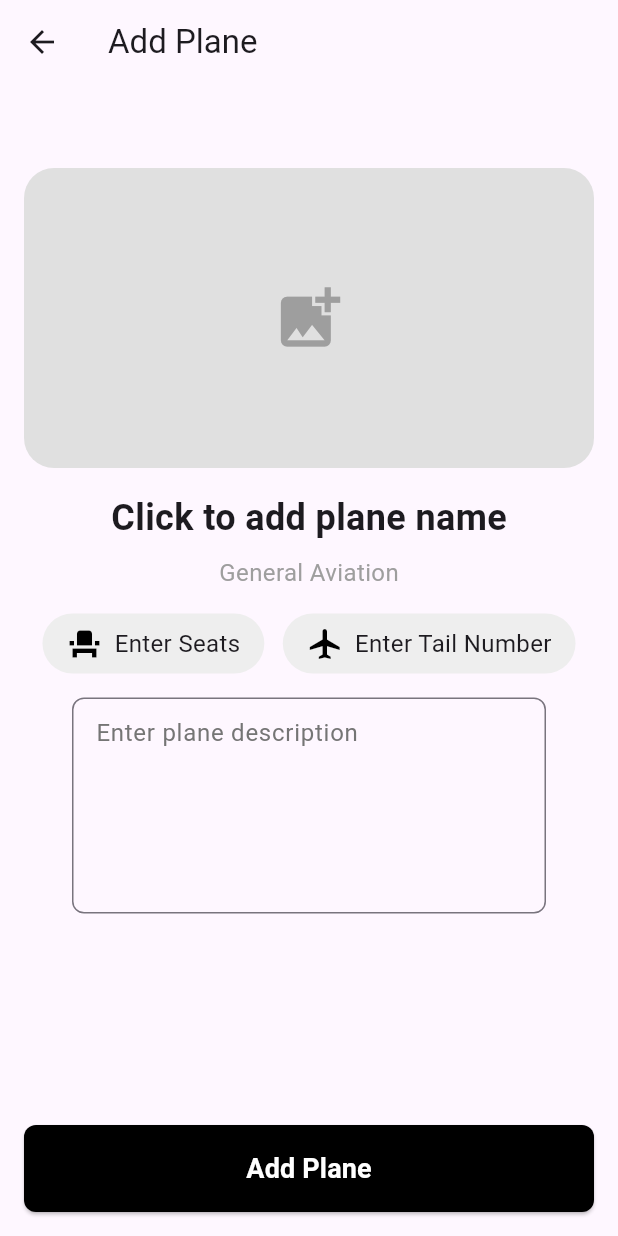
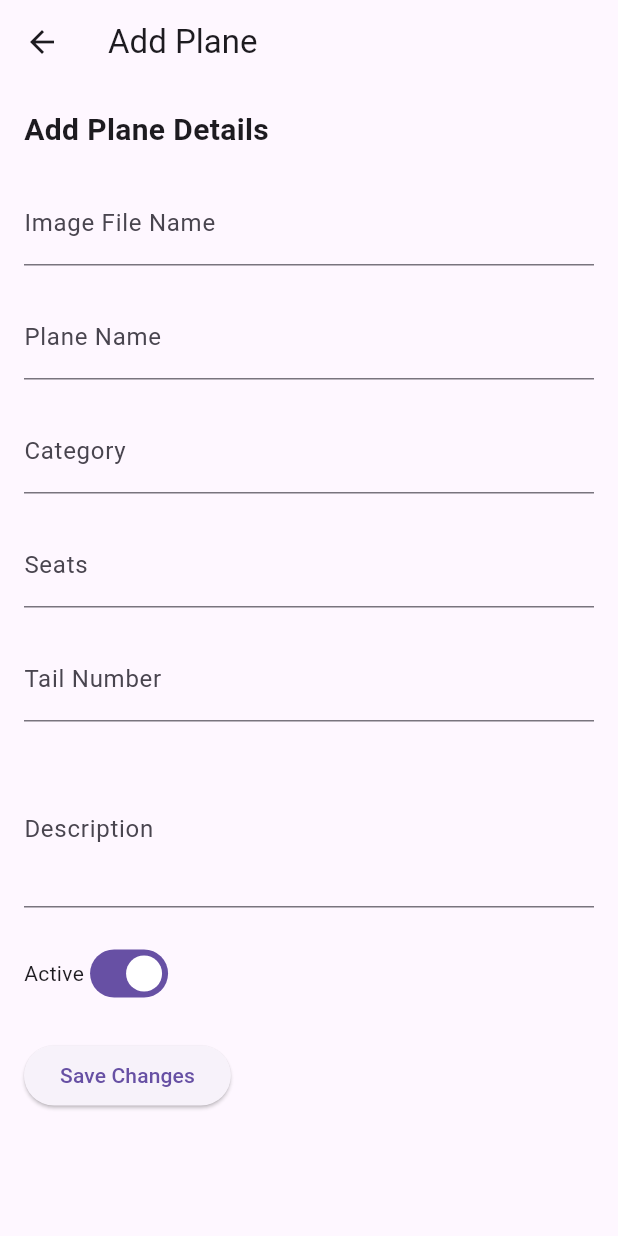
Before and after one commit to Lumichandesu/plane_borrow, a Flutter app: the AddPlane screen opened directly, on a phone screen of 412 x 824 dp. Run offline on Flutter 3.47's test engine with Material 3 defaults, Android fonts, the phone set to English and light mode, and no system bars; our stand-ins replace image_picker, shared_preferences; accounts and stored records are empty.

Commit message:
Add files via upload

```diff
--- a/lib/Desige/Staff/AddPlane.dart
+++ b/lib/Desige/Staff/AddPlane.dart
@@ -1,6 +1,6 @@
-import 'dart:io';
+import 'dart:convert';
 import 'package:flutter/material.dart';
-import 'package:image_picker/image_picker.dart';
+import 'package:http/http.dart' as http;
 
 class AddPlane extends StatefulWidget {
   const AddPlane({super.key});
@@ -10,67 +10,63 @@ class AddPlane extends StatefulWidget {
 }
 
 class _AddPlaneState extends State<AddPlane> {
-  File? _imageFile;
+  final _formKey = GlobalKey<FormState>();
+  final _imageController = TextEditingController();
+
   String _planeName = '';
   String _seats = '';
   String _tailNumber = '';
   String _planeDescription = '';
+  String _category = 'Commercial'; // ค่าเริ่มต้น
+  bool _status = true; // ค่าเริ่มต้นสำหรับสถานะ
 
-  Future<void> _pickImage() async {
-    final ImagePicker picker = ImagePicker();
-    final XFile? pickedFile = await picker.pickImage(source: ImageSource.gallery);
-
-    if (pickedFile != null) {
-      setState(() {
-        _imageFile = File(pickedFile.path);
-      });
-    }
+  @override
+  void dispose() {
+    _imageController.dispose();
+    super.dispose();
   }
 
-  void _showConfirmationDialog() {
-    showDialog(
-      context: context,
-      builder: (BuildContext context) {
-        return AlertDialog(
-          title: const Text('Confirm Plane Details'),
-          content: SingleChildScrollView(
-            child: ListBody(
-              children: [
-                Text('Plane Name: $_planeName'),
-                Text('Seats: $_seats'),
-                Text('Tail Number: $_tailNumber'),
-                Text('Description: $_planeDescription'),
-              ],
-            ),
-          ),
-          actions: <Widget>[
-            TextButton(
-              child: const Text('Cancel'),
-              onPressed: () {
-                Navigator.of(context).pop();
-              },
-            ),
-            TextButton(
-              child: const Text('OK'),
-              onPressed: () {
-                Navigator.of(context).pop();
-                _addPlane();
-              },
-            ),
-          ],
+  Future<void> _addPlane() async {
+    if (!_formKey.currentState!.validate()) return;
+
+    final Map<String, dynamic> planeData = {
+      'planeName': _planeName,
+      'planeTitle': 'General Aviation',
+      'status': _status ? 1 : 0,
+      'category': _category,
+      'seat': _seats,
+      'planeDescription': _planeDescription,
+      'tailNumber': _tailNumber,
+      'image': _imageController.text,
+    };
+
+    const String apiUrl = 'http://192.168.1.5:3000/addplane';
+
+    try {
+      final response = await http.post(
+        Uri.parse(apiUrl),
+        headers: {'Content-Type': 'application/json'},
+        body: jsonEncode(planeData),
+      );
+
+      if (response.statusCode == 200) {
+        final responseData = jsonDecode(response.body);
+        ScaffoldMessenger.of(context).showSnackBar(
+          SnackBar(
+              content:
+                  Text('Plane added successfully: ID ${responseData['id']}')),
         );
-      },
-    );
-  }
-
-  void _addPlane() {
-    print('Plane Added');
-    print(
-        'Name: $_planeName, Seats: $_seats, Tail Number: $_tailNumber, Description: $_planeDescription');
-  }
-
-  void _goBack() {
-    Navigator.pop(context);
+      } else {
+        final error = jsonDecode(response.body)['error'] ?? 'Unknown error';
+        ScaffoldMessenger.of(context).showSnackBar(
+          SnackBar(content: Text('Failed to add plane: $error')),
+        );
+      }
+    } catch (e) {
+      ScaffoldMessenger.of(context).showSnackBar(
+        SnackBar(content: Text('Error: $e')),
+      );
+    }
   }
 
   @override
@@ -78,195 +74,103 @@ class _AddPlaneState extends State<AddPlane> {
     return Scaffold(
       appBar: AppBar(
         title: const Text('Add Plane'),
-        leading: IconButton(
-          icon: const Icon(Icons.arrow_back),
-          onPressed: _goBack,
-        ),
       ),
-      body: Stack(
-        children: [
-          Positioned(
-            top: 40,
-            left: 16,
-            right: 16,
-            child: SingleChildScrollView(
-              padding: const EdgeInsets.symmetric(vertical: 16),
-              child: Column(
-                children: [
-                  GestureDetector(
-                    onTap: _pickImage,
-                    child: Container(
-                      height: 200,
-                      width: double.infinity,
-                      decoration: BoxDecoration(
-                        color: Colors.grey.shade300,
-                        borderRadius: BorderRadius.circular(20),
-                      ),
-                      child: _imageFile != null
-                          ? ClipRRect(
-                              borderRadius: BorderRadius.circular(20),
-                              child: Image.file(
-                                _imageFile!,
-                                height: 200,
-                                fit: BoxFit.cover,
-                                width: double.infinity,
-                              ),
-                            )
-                          : const Center(
-                              child: Icon(
-                                Icons.add_photo_alternate,
-                                color: Colors.grey,
-                                size: 50,
-                              ),
-                            ),
-                    ),
-                  ),
-                  const SizedBox(height: 16),
-                  GestureDetector(
-                    onTap: () {
-                      _showTextInputDialog('Enter Plane Name', (value) {
-                        setState(() {
-                          _planeName = value;
-                        });
-                      });
-                    },
-                    child: Text(
-                      _planeName.isEmpty ? 'Click to add plane name' : _planeName,
-                      style: const TextStyle(fontSize: 24, fontWeight: FontWeight.bold),
-                    ),
-                  ),
-                  const SizedBox(height: 8),
-                  const Text(
-                    'General Aviation',
-                    style: TextStyle(fontSize: 16, color: Colors.grey),
-                  ),
-                  const SizedBox(height: 16),
-                  Row(
-                    mainAxisAlignment: MainAxisAlignment.spaceEvenly,
-                    children: [
-                      _buildInputField('Enter Seats', _seats, (value) {
-                        setState(() {
-                          _seats = value;
-                        });
-                      }, Icons.event_seat),
-                      _buildInputField('Enter Tail Number', _tailNumber, (value) {
-                        setState(() {
-                          _tailNumber = value;
-                        });
-                      }, Icons.airplanemode_active),
-                    ],
-                  ),
-                  const SizedBox(height: 16),
-                  Padding(
-                    padding: const EdgeInsets.symmetric(horizontal: 32),
-                    child: TextField(
-                      maxLines: 5,
+      body: Padding(
+        padding: const EdgeInsets.all(16.0),
+        child: Form(
+          key: _formKey,
+          child: SingleChildScrollView(
+            child: Column(
+              crossAxisAlignment: CrossAxisAlignment.start,
+              children: [
+                const Text(
+                  'Add Plane Details',
+                  style: TextStyle(fontSize: 20, fontWeight: FontWeight.bold),
+                ),
+                const SizedBox(height: 20),
+                // 1. Image File Name
+                TextFormField(
+                  controller: _imageController,
+                  decoration:
+                      const InputDecoration(labelText: 'Image File Name'),
+                  validator: (value) => value == null || value.isEmpty
+                      ? 'Please enter image file name'
+                      : null,
+                ),
+                const SizedBox(height: 20),
+                // 2. Plane Name
+                TextFormField(
+                  decoration: const InputDecoration(labelText: 'Plane Name'),
+                  onChanged: (value) => _planeName = value,
+                  validator: (value) => value == null || value.isEmpty
+                      ? 'Please enter plane name'
+                      : null,
+                ),
+                const SizedBox(height: 20),
+                // 3. Category
+                TextFormField(
+                  decoration: const InputDecoration(labelText: 'Category'),
+                  onChanged: (value) => _category = value,
+                  validator: (value) => value == null || value.isEmpty
+                      ? 'Please enter category'
+                      : null,
+                ),
+                const SizedBox(height: 20),
+                // 4. Seats
+                TextFormField(
+                  decoration: const InputDecoration(labelText: 'Seats'),
+                  keyboardType: TextInputType.number,
+                  onChanged: (value) => _seats = value,
+                  validator: (value) {
+                    final seats = int.tryParse(value ?? '');
+                    if (seats == null || seats <= 0) {
+                      return 'Please enter a valid number of seats';
+                    }
+                    return null;
+                  },
+                ),
+                const SizedBox(height: 20),
+                // 5. Tail Number
+                TextFormField(
+                  decoration: const InputDecoration(labelText: 'Tail Number'),
+                  onChanged: (value) => _tailNumber = value,
+                  validator: (value) => value == null || value.isEmpty
+                      ? 'Please enter tail number'
+                      : null,
+                ),
+                const SizedBox(height: 20),
+                // 6. Description
+                TextFormField(
+                  decoration: const InputDecoration(labelText: 'Description'),
+                  maxLines: 3,
+                  onChanged: (value) => _planeDescription = value,
+                ),
+                const SizedBox(height: 20),
+                // 7. Status
+                Row(
+                  children: [
+                    const Text('Active'),
+                    Switch(
+                      value: _status,
                       onChanged: (value) {
                         setState(() {
-                          _planeDescription = value;
+                          _status = value;
                         });
                       },
-                      decoration: InputDecoration(
-                        hintText: 'Enter plane description',
-                        hintStyle: TextStyle(color: Colors.grey.shade600),
-                        border: OutlineInputBorder(
-                          borderRadius: BorderRadius.circular(8),
-                          borderSide: BorderSide(color: Colors.grey.shade300),
-                        ),
-                        contentPadding: const EdgeInsets.all(12),
-                      ),
-                      style: const TextStyle(fontSize: 16, color: Colors.black),
                     ),
-                  ),
-                  const SizedBox(height: 32),
-                ],
-              ),
+                  ],
+                ),
+                const SizedBox(height: 20),
+                // 8. Save Changes Button
+                ElevatedButton(
+                  onPressed: _addPlane,
+                  child: const Text('Save Changes'),
+                ),
+              ],
             ),
           ),
-          Positioned(
-            bottom: 16,
-            left: 16,
-            right: 16,
-            child: ElevatedButton(
-              onPressed: _showConfirmationDialog,
-              style: ElevatedButton.styleFrom(
-                backgroundColor: Colors.black,
-                padding: const EdgeInsets.symmetric(vertical: 16),
-                shape: RoundedRectangleBorder(
-                  borderRadius: BorderRadius.circular(8),
-                ),
-              ),
-              child: const Text(
-                'Add Plane',
-                style: TextStyle(color: Colors.white, fontSize: 18, fontWeight: FontWeight.bold),
-              ),
-            ),
-          ),
-        ],
-      ),
-    );
-  }
-
-  Widget _buildInputField(
-      String hintText, String value, Function(String) onChanged, IconData icon) {
-    return GestureDetector(
-      onTap: () {
-        _showTextInputDialog(hintText, onChanged);
-      },
-      child: Container(
-        padding: const EdgeInsets.symmetric(vertical: 8, horizontal: 16),
-        decoration: BoxDecoration(
-          color: Colors.grey.shade200,
-          borderRadius: BorderRadius.circular(20),
-        ),
-        child: Row(
-          children: [
-            Icon(icon, color: Colors.black),
-            const SizedBox(width: 8),
-            Text(value.isEmpty ? hintText : value, style: const TextStyle(fontSize: 16)),
-          ],
         ),
       ),
     );
   }
-
-  void _showTextInputDialog(String hintText, Function(String) onChanged) {
-    showDialog(
-      context: context,
-      builder: (BuildContext context) {
-        return AlertDialog(
-          title: Text('Enter $hintText'),
-          content: TextField(
-            autofocus: true,
-            onChanged: onChanged,
-            decoration: InputDecoration(hintText: hintText),
-          ),
-          actions: <Widget>[
-            TextButton(
-              child: const Text('OK'),
-              onPressed: () {
-                Navigator.of(context).pop();
-              },
-            ),
-          ],
-        );
-      },
-    );
-  }
 }
-
-class ListPlaneStaff extends StatelessWidget {
-  const ListPlaneStaff({super.key});
-
-  @override
-  Widget build(BuildContext context) {
-    return Scaffold(
-      appBar: AppBar(
-        title: const Text('List Plane Staff'),
-      ),
-      body: const Center(
-        child: Text('List of planes for staff'),
-      ),
-    );
-  }
-}
```
Also changed, not shown: lib/Desige/Staff/EditPlane.dart (added, +216 -0 lines), lib/Desige/Staff/Listplane_staff.dart (+51 -21 lines).
